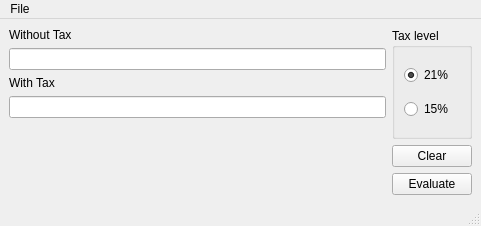
The window that ak7mp_22/TaxCalc/mainwindow.ui (SedlarDavid/fai-utb-k4swi) describes before a commit, drawn with Qt 5.
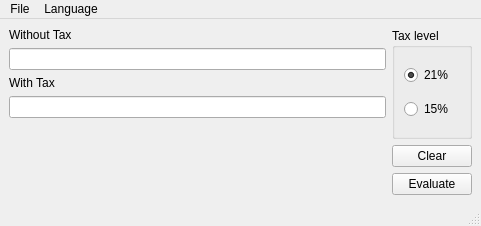
The same window after the commit.

```diff
--- a/ak7mp_22/TaxCalc/mainwindow.ui
+++ b/ak7mp_22/TaxCalc/mainwindow.ui
@@ -113,7 +113,15 @@
     </property>
     <addaction name="actionQuit"/>
    </widget>
+   <widget class="QMenu" name="menuLanguage">
+    <property name="title">
+     <string>Language</string>
+    </property>
+    <addaction name="actionCzech"/>
+    <addaction name="actionEnglish"/>
+   </widget>
    <addaction name="menuFile"/>
+   <addaction name="menuLanguage"/>
   </widget>
   <widget class="QStatusBar" name="statusbar"/>
   <action name="actionQuit">
```
Left out of the diff: 19 changed lines with no effect on the pictures.
